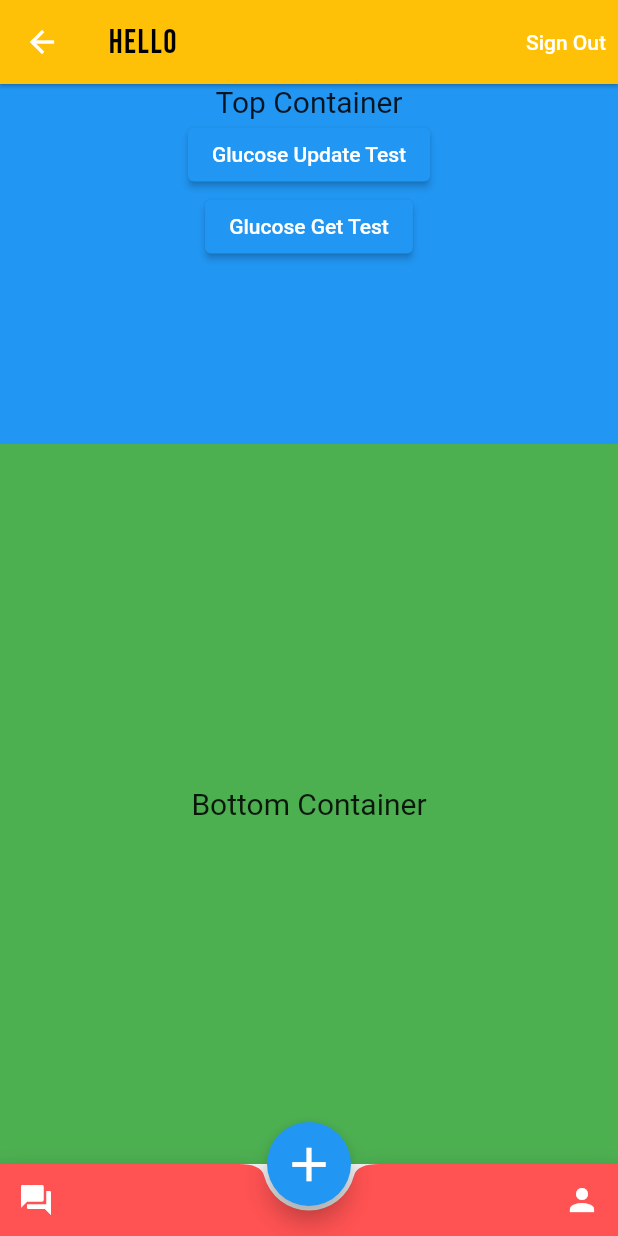
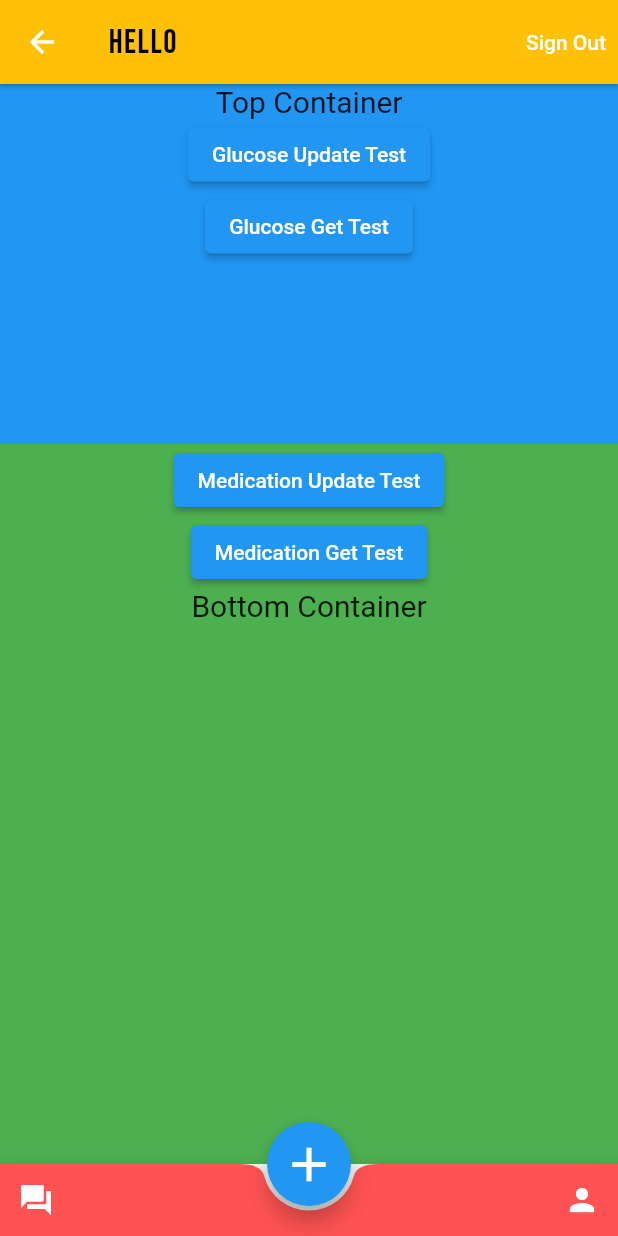
Before and after one commit to JustMax7CB/Gluc-Safe, a Flutter app: the HomePage screen opened directly, after a tap on "Glucose Update Test", on a phone screen of 412 x 824 dp. Run offline on Flutter 3.47's test engine with Material 2 defaults, Android fonts, the phone set to English and light mode, and no system bars; our stand-ins replace cloud_firestore, dropdown_button2, firebase_auth, firebase_core, font_awesome_flutter, get_it and 2 more; missing offline and left inert: age_calculator; accounts and stored records are empty.

Commit message:
created another 2 functions in the database service: 1.adding/updating medications records. 2. getting medication records

```diff
--- a/lib/screens/HomePage.dart
+++ b/lib/screens/HomePage.dart
@@ -2,6 +2,7 @@ import 'package:flutter/material.dart';
 import 'package:get_it/get_it.dart';
 import 'package:gluc_safe/Models/enums/enumsExport.dart';
 import 'package:gluc_safe/Models/glucose.dart';
+import 'package:gluc_safe/Models/medications.dart';
 import 'package:gluc_safe/services/database.dart';
 import 'package:gluc_safe/Models/user.dart';
 import 'dart:developer' as dev;
@@ -102,10 +103,28 @@ class _HomePageState extends State<HomePage> {
     return Container(
       color: Colors.green,
       width: _deviceWidth,
-      child: const Center(
-        child: Text(
-          "Bottom Container",
-          style: TextStyle(fontSize: 20),
+      child: Center(
+        child: Column(
+          children: [
+            ElevatedButton(
+              onPressed: () {
+                Medication med = Medication(
+                    "Acamol", 3, 1, [DateTime.now(), DateTime.now()]);
+                _firebaseService!.saveMedicationData(med);
+              },
+              child: const Text("Medication Update Test"),
+            ),
+            ElevatedButton(
+              onPressed: () {
+                _firebaseService!.getMedicationData();
+              },
+              child: const Text("Medication Get Test"),
+            ),
+            const Text(
+              "Bottom Container",
+              style: TextStyle(fontSize: 20),
+            ),
+          ],
         ),
       ),
     );
@@ -117,7 +136,7 @@ class _HomePageState extends State<HomePage> {
       child: Center(
         child: Column(
           children: [
-            Text(
+            const Text(
               "Top Container",
               style: TextStyle(fontSize: 20),
             ),
@@ -127,14 +146,14 @@ class _HomePageState extends State<HomePage> {
                     DateTime.now(), 56, 120, Meal.AfterLunch, "Test Note");
                 _firebaseService!.saveGlucoseData(gluc);
               },
-              child: Text("Glucose Update Test"),
+              child: const Text("Glucose Update Test"),
             ),
             ElevatedButton(
               onPressed: () async {
                 await _firebaseService!.getGlucoseData();
               },
-              child: Text("Glucose Get Test"),
-            )
+              child: const Text("Glucose Get Test"),
+            ),
           ],
         ),
       ),
--- a/lib/services/database.dart
+++ b/lib/services/database.dart
@@ -3,15 +3,21 @@ import 'package:cloud_firestore/cloud_firestore.dart';
 import 'package:firebase_auth/firebase_auth.dart';
 import 'package:gluc_safe/Models/enums/genders.dart';
 import 'package:gluc_safe/Models/glucose.dart';
+import 'package:gluc_safe/Models/medications.dart';
 import 'package:gluc_safe/Models/user.dart';
 import 'package:path/path.dart' as p;
 import 'dart:developer' as dev;
 
-final String USER_COLLECTION = 'users';
-final String GLUCOSE_COLLECTION = 'glucose';
-final String WEIGHT_COLLECTION = 'weight';
-final String MEDICATION_COLLECTION = 'medication';
-final String WORKOUT_COLLECTION = 'workout';
+const String USER_COLLECTION = 'users';
+const String GLUCOSE_COLLECTION = 'glucose';
+const String WEIGHT_COLLECTION = 'weight';
+const String MEDICATION_COLLECTION = 'medication';
+const String WORKOUT_COLLECTION = 'workout';
+
+const String GLUCOSE_RECORDS = 'glucose_records';
+const String WEIGHT_RECORDS = 'weight_records';
+const String MEDICATION_RECORDS = 'medication_records';
+const String WORKOUT_RECORDS = 'workout_records';
 
 class FirebaseService {
   final FirebaseAuth _auth = FirebaseAuth.instance;
@@ -88,15 +94,34 @@ class FirebaseService {
           'contactNumber': contactMobile,
         },
       );
-      await _database
-          .collection(GLUCOSE_COLLECTION)
-          .doc(userId)
-          .set({'valuesList': []});
+      openUserCollections();
       return true;
     } catch (e) {
       print("Failed to save user data");
       return false;
     }
+  }
+
+  Future<void> openUserCollections() async {
+    // function to open all the documents for the user in the database
+
+    String? userID = user!.uid;
+    await _database
+        .collection(GLUCOSE_COLLECTION)
+        .doc(userID)
+        .set({GLUCOSE_RECORDS: []});
+    await _database
+        .collection(WEIGHT_COLLECTION)
+        .doc(userID)
+        .set({WEIGHT_RECORDS: []});
+    await _database
+        .collection(MEDICATION_COLLECTION)
+        .doc(userID)
+        .set({MEDICATION_RECORDS: []});
+    await _database
+        .collection(WORKOUT_COLLECTION)
+        .doc(userID)
+        .set({WORKOUT_RECORDS: []});
   }
 
   Future<Map?> getUserData() async {
@@ -128,7 +153,7 @@ class FirebaseService {
     // gets an instance of Glucose
     // the function will try to save the glucose data to the firebase database
     // will return true if successful otherwise return false
-    List valuesListFromDB = [];
+    List recordsList = [];
     String userId = user!.uid;
     DateTime dataDate = glucoseData.date;
     int dataGlucose = glucoseData.glucoseValue;
@@ -143,16 +168,17 @@ class FirebaseService {
       "Notes": dataNotes,
     };
     try {
-      var document = await _database.collection('glucose').doc(userId).get();
-      var docList = document.data()!['valuesList'];
+      var document =
+          await _database.collection(GLUCOSE_COLLECTION).doc(userId).get();
+      var docList = document.data()![GLUCOSE_RECORDS];
       if (document.exists && docList != null) {
-        valuesListFromDB = docList;
-        valuesListFromDB.add(glucReading);
+        recordsList = docList;
+        recordsList.add(glucReading);
       } else {
-        valuesListFromDB.add(glucReading);
+        recordsList.add(glucReading);
       }
-      await _database.collection('glucose').doc(userId).set({
-        'valuesList': valuesListFromDB,
+      await _database.collection(GLUCOSE_COLLECTION).doc(userId).set({
+        GLUCOSE_RECORDS: recordsList,
       });
       dev.log("Glucose data saved successfully");
       return true;
@@ -171,7 +197,7 @@ class FirebaseService {
     try {
       var document =
           await _database.collection(GLUCOSE_COLLECTION).doc(userID).get();
-      glucUserData = document.data()!['valuesList'] as List;
+      glucUserData = document.data()![GLUCOSE_RECORDS] as List;
       dev.log(glucUserData.toString());
       return glucUserData;
     } catch (e) {
@@ -180,4 +206,59 @@ class FirebaseService {
       return null;
     }
   }
+
+  Future<bool> saveMedicationData(Medication medicationData) async {
+    // gets an instance of Medication
+    // the function will try to save the medication data to the firebase database
+    List recordsList = [];
+    String? userID = user!.uid;
+    String medName = medicationData.medicationName;
+    int numOfPills = medicationData.numOfPills;
+    int perDay = medicationData.perDay;
+    List<DateTime> reminders = medicationData.reminders;
+    final medicationRecord = {
+      'medicationName': medName,
+      'numOfPills': numOfPills,
+      'perDay': perDay,
+      'reminders': reminders,
+    };
+    try {
+      var document =
+          await _database.collection(MEDICATION_COLLECTION).doc(userID).get();
+      var docList = document.data()![MEDICATION_RECORDS];
+      if (document.exists && docList != null) {
+        recordsList = docList;
+        recordsList.add(medicationRecord);
+      } else {
+        recordsList.add(medicationRecord);
+      }
+      await _database.collection(MEDICATION_COLLECTION).doc(userID).set({
+        MEDICATION_RECORDS: recordsList,
+      });
+      print(recordsList);
+      dev.log("Medication data saved successfully");
+      return true;
+    } catch (e) {
+      dev.log(e.toString());
+      return false;
+    }
+  }
+
+  Future<List?> getMedicationData() async {
+    // gets user id as a string
+    // the function will try to fetch the user medication data from the firebase database
+    List? glucUserMedicationData;
+    String? userID = user!.uid;
+    try {
+      var document =
+          await _database.collection(MEDICATION_COLLECTION).doc(userID).get();
+      glucUserMedicationData = document.data()![MEDICATION_RECORDS] as List;
+      dev.log(glucUserMedicationData.toString());
+      return glucUserMedicationData;
+    } catch (e) {
+      dev.log(e.toString());
+      dev.log("Failed to get user glucose data");
+      return null;
+    }
+  }
 }
```
Also changed, not shown: 2 other files.
